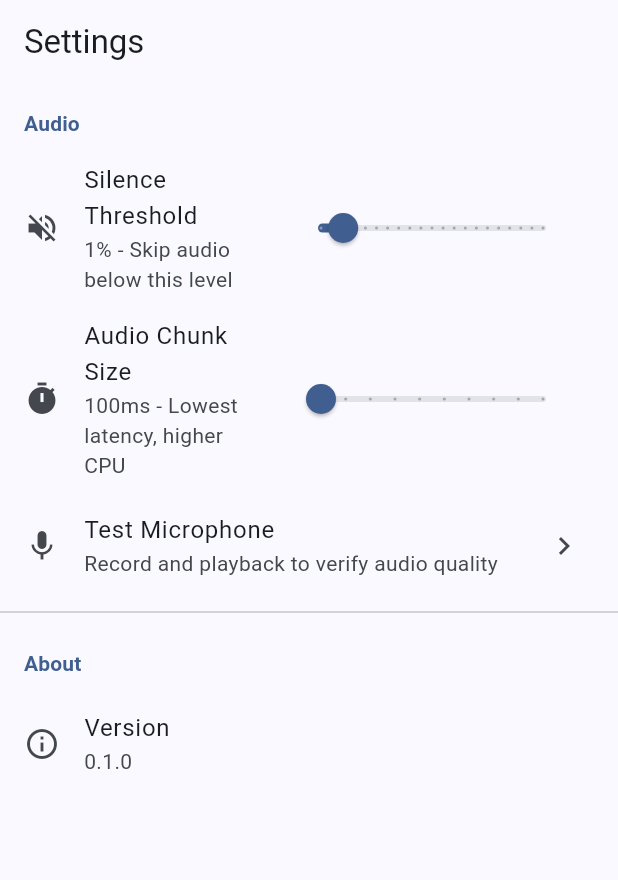
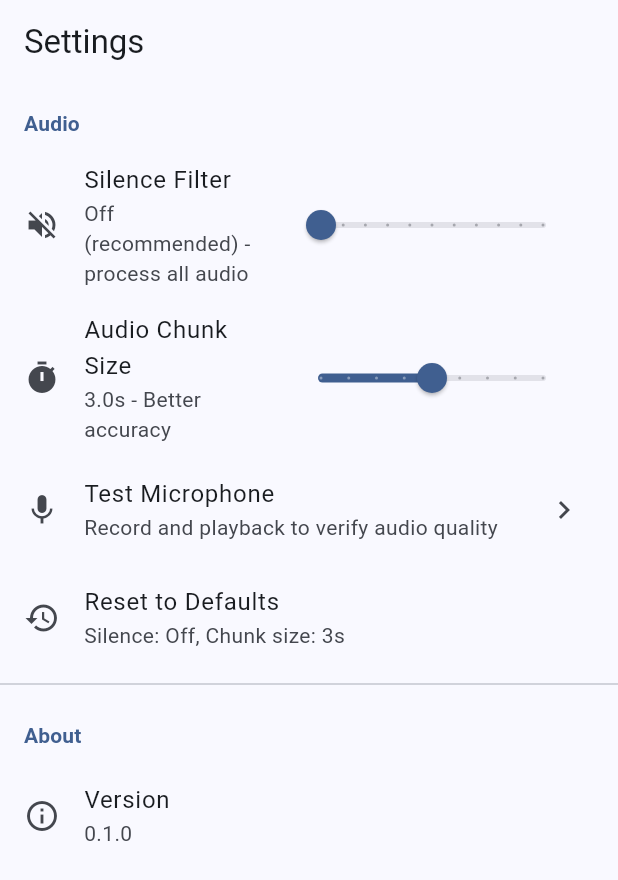
Before and after one commit to varianceenjoyer/Lexicon-Mobile, a Flutter app: the SettingsScreen screen opened by its route, on a phone screen of 412 x 824 dp. Shown: the top 880 px of the screen. Run offline on Flutter 3.47's test engine with Material 3 defaults, Android fonts, the phone set to English and light mode, and no system bars; our stand-ins replace flutter_riverpod, freezed_annotation, go_router, just_audio, shared_preferences; missing offline and left inert: dart:ffi, flutter_rust_bridge, record; accounts and stored records are empty; statements that could not run were skipped.

Commit message:
Improve transcription accuracy with endpoint detection
- Implement endpoint detection to process audio at natural speech
  boundaries (300ms silence after speech) instead of fixed-size chunks
- Disable silence threshold by default (was filtering out speech)
- Increase default chunk size to 3s for better model context
- Add reset to defaults button in settings
- Fix chunk size clamp range in updateSettings (1000-5000ms)

Co-Authored-By: Claude Opus 4.5 <noreply@anthropic.com>

```diff
--- a/lib/features/settings/screens/settings_screen.dart
+++ b/lib/features/settings/screens/settings_screen.dart
@@ -22,6 +22,7 @@ class SettingsScreen extends ConsumerWidget {
           _buildSilenceThresholdTile(context, ref, settings),
           _buildChunkSizeTile(context, ref, settings),
           _buildAudioTestTile(context),
+          _buildResetSettingsTile(context, ref),
           const Divider(),
           _buildSectionHeader(context, 'About'),
           const ListTile(
@@ -57,19 +58,19 @@ class SettingsScreen extends ConsumerWidget {
 
     return ListTile(
       leading: const Icon(Icons.volume_off),
-      title: const Text('Silence Threshold'),
+      title: const Text('Silence Filter'),
       subtitle: Text(
         percentage == 0
-            ? 'Disabled (process all audio)'
-            : '$percentage% - Skip audio below this level',
+            ? 'Off (recommended) - process all audio'
+            : '$percentage% - may skip quiet speech!',
       ),
       trailing: SizedBox(
         width: 200,
         child: Slider(
           value: settings.silenceThreshold,
           min: 0.0,
-          max: 0.1,
-          divisions: 20,
+          max: 0.05, // Reduced max - high values filter out speech
+          divisions: 10,
           label: percentage == 0 ? 'Off' : '$percentage%',
           onChanged: (value) {
             ref.read(settingsProvider.notifier).setSilenceThreshold(value);
@@ -88,16 +89,16 @@ class SettingsScreen extends ConsumerWidget {
       leading: const Icon(Icons.timer),
       title: const Text('Audio Chunk Size'),
       subtitle: Text(
-        '${settings.chunkSizeMs}ms - ${_chunkSizeDescription(settings.chunkSizeMs)}',
+        '${(settings.chunkSizeMs / 1000).toStringAsFixed(1)}s - ${_chunkSizeDescription(settings.chunkSizeMs)}',
       ),
       trailing: SizedBox(
         width: 200,
         child: Slider(
           value: settings.chunkSizeMs.toDouble(),
-          min: 100,
-          max: 1000,
-          divisions: 9,
-          label: '${settings.chunkSizeMs}ms',
+          min: 1000,
+          max: 5000,
+          divisions: 8,
+          label: '${(settings.chunkSizeMs / 1000).toStringAsFixed(1)}s',
           onChanged: (value) {
             ref.read(settingsProvider.notifier).setChunkSizeMs(value.round());
           },
@@ -107,11 +108,10 @@ class SettingsScreen extends ConsumerWidget {
   }
 
   String _chunkSizeDescription(int ms) {
-    if (ms <= 100) return 'Lowest latency, higher CPU';
-    if (ms <= 300) return 'Low latency';
-    if (ms <= 500) return 'Balanced';
-    if (ms <= 700) return 'Better accuracy';
-    return 'Best accuracy, higher latency';
+    if (ms <= 1500) return 'Faster updates, lower accuracy';
+    if (ms <= 2500) return 'Balanced';
+    if (ms <= 3500) return 'Better accuracy';
+    return 'Best accuracy, slower updates';
   }
 
   Widget _buildAudioTestTile(BuildContext context) {
@@ -129,4 +129,44 @@ class SettingsScreen extends ConsumerWidget {
       },
     );
   }
+
+  Widget _buildResetSettingsTile(BuildContext context, WidgetRef ref) {
+    return ListTile(
+      leading: const Icon(Icons.restore),
+      title: const Text('Reset to Defaults'),
+      subtitle: const Text('Silence: Off, Chunk size: 3s'),
+      onTap: () async {
+        final confirmed = await showDialog<bool>(
+          context: context,
+          builder: (context) => AlertDialog(
+            title: const Text('Reset Settings?'),
+            content: const Text(
+              'This will reset audio settings to recommended defaults:\n\n'
+              '• Silence Filter: Off\n'
+              '• Chunk Size: 3 seconds',
+            ),
+            actions: [
+              TextButton(
+                onPressed: () => Navigator.of(context).pop(false),
+                child: const Text('Cancel'),
+              ),
+              FilledButton(
+                onPressed: () => Navigator.of(context).pop(true),
+                child: const Text('Reset'),
+              ),
+            ],
+          ),
+        );
+
+        if (confirmed == true) {
+          await ref.read(settingsProvider.notifier).resetToDefaults();
+          if (context.mounted) {
+            ScaffoldMessenger.of(context).showSnackBar(
+              const SnackBar(content: Text('Settings reset to defaults')),
+            );
+          }
+        }
+      },
+    );
+  }
 }
--- a/lib/providers/settings_provider.dart
+++ b/lib/providers/settings_provider.dart
@@ -3,16 +3,19 @@ import 'package:shared_preferences/shared_preferences.dart';
 
 /// Application settings state.
 class SettingsState {
-  /// Silence threshold for VAD (0.0 - 1.0).
+  /// Silence threshold for VAD (0.0 - 0.1).
   /// Audio below this RMS level is considered silence and skipped.
+  /// Default 0 = disabled (process all audio). Sherpa model handles silence well.
   final double silenceThreshold;
 
   /// Minimum audio chunk size in milliseconds.
+  /// Higher values give the offline STT model more context for better accuracy.
+  /// Lower values provide faster (but less accurate) incremental results.
   final int chunkSizeMs;
 
   const SettingsState({
-    this.silenceThreshold = 0.01,
-    this.chunkSizeMs = 100,
+    this.silenceThreshold = 0.0, // Disabled by default - sherpa handles silence well
+    this.chunkSizeMs = 3000, // 3 seconds - gives offline model enough context
   });
 
   SettingsState copyWith({
@@ -40,8 +43,8 @@ class SettingsNotifier extends StateNotifier<SettingsState> {
   Future<void> _loadSettings() async {
     _prefs = await SharedPreferences.getInstance();
 
-    final silenceThreshold = _prefs?.getDouble(_keySilenceThreshold) ?? 0.01;
-    final chunkSizeMs = _prefs?.getInt(_keyChunkSizeMs) ?? 100;
+    final silenceThreshold = _prefs?.getDouble(_keySilenceThreshold) ?? 0.0;
+    final chunkSizeMs = _prefs?.getInt(_keyChunkSizeMs) ?? 3000;
 
     state = SettingsState(
       silenceThreshold: silenceThreshold,
@@ -57,10 +60,18 @@ class SettingsNotifier extends StateNotifier<SettingsState> {
   }
 
   Future<void> setChunkSizeMs(int value) async {
-    // Clamp to valid range (100ms - 1000ms)
-    final clamped = value.clamp(100, 1000);
+    // Clamp to valid range (1000ms - 5000ms)
+    // Offline STT model needs at least 1s of audio for context
+    final clamped = value.clamp(1000, 5000);
     state = state.copyWith(chunkSizeMs: clamped);
     await _prefs?.setInt(_keyChunkSizeMs, clamped);
+  }
+
+  /// Reset all settings to defaults.
+  Future<void> resetToDefaults() async {
+    await _prefs?.remove(_keySilenceThreshold);
+    await _prefs?.remove(_keyChunkSizeMs);
+    state = const SettingsState(); // Uses default values
   }
 }
 
```
Also changed, not shown: lib/services/lexicon_flutter_service.dart (+63 -11 lines).
